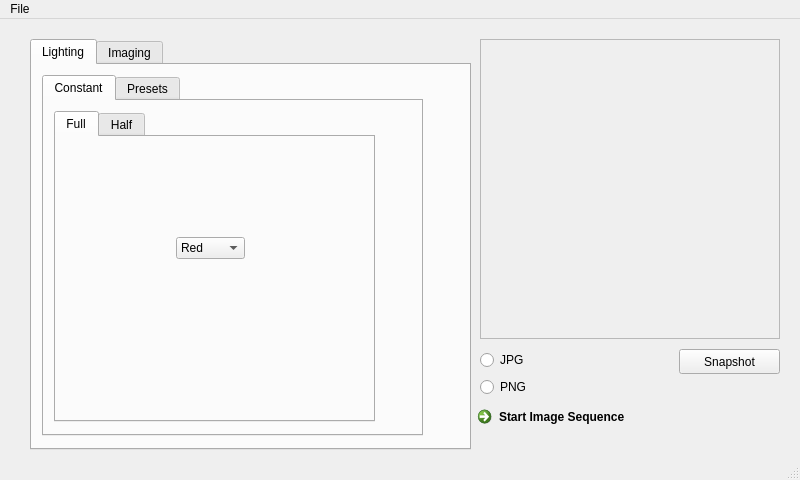
The window that _ui/FlashLapse_CP.ui (CoSE-Jerry/Flashlapse_NEO) describes before a commit, drawn with Qt 5.
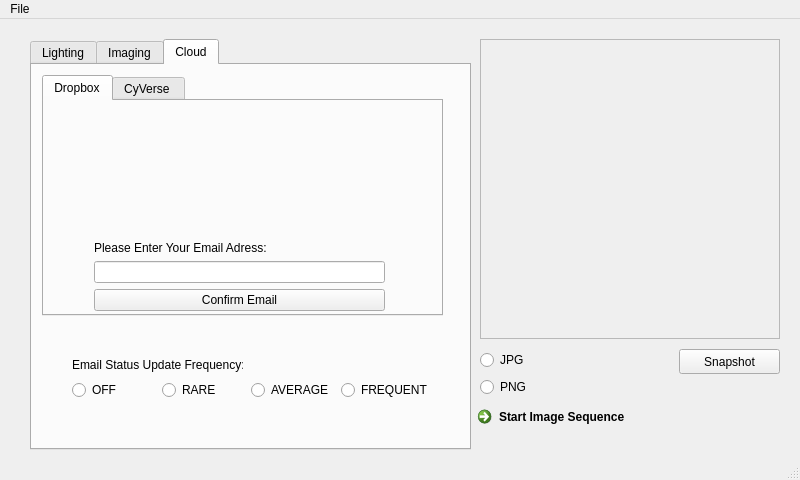
The same window after the commit. Icons and pictures are not drawn.

Commit message:
Cloud Options added
Dropbox and CyVerse added

The edit to the form file:
```diff
--- a/_ui/FlashLapse_CP.ui
+++ b/_ui/FlashLapse_CP.ui
@@ -98,7 +98,7 @@
      </rect>
     </property>
     <property name="currentIndex">
-     <number>0</number>
+     <number>2</number>
     </property>
     <widget class="QWidget" name="Lighting">
      <attribute name="title">
@@ -747,6 +747,209 @@
       </layout>
      </widget>
     </widget>
+    <widget class="QWidget" name="Cloud">
+     <attribute name="title">
+      <string>Cloud</string>
+     </attribute>
+     <widget class="QTabWidget" name="Service_Select">
+      <property name="geometry">
+       <rect>
+        <x>10</x>
+        <y>10</y>
+        <width>401</width>
+        <height>241</height>
+       </rect>
+      </property>
+      <property name="currentIndex">
+       <number>0</number>
+      </property>
+      <widget class="QWidget" name="Dropbox">
+       <attribute name="title">
+        <string>Dropbox</string>
+       </attribute>
+       <widget class="QLabel" name="label">
+        <property name="geometry">
+         <rect>
+          <x>60</x>
+          <y>10</y>
+          <width>271</width>
+          <height>140</height>
+         </rect>
+        </property>
+        <property name="text">
+         <string/>
+        </property>
+        <property name="pixmap">
+         <pixmap>../_image/DropBox.png</pixmap>
+        </property>
+        <property name="scaledContents">
+         <bool>true</bool>
+        </property>
+       </widget>
+       <widget class="QWidget" name="verticalLayoutWidget_2">
+        <property name="geometry">
+         <rect>
+          <x>50</x>
+          <y>130</y>
+          <width>291</width>
+          <height>80</height>
+         </rect>
+        </property>
+        <layout class="QVBoxLayout" name="verticalLayout_9">
+         <item>
+          <spacer name="verticalSpacer_2">
+           <property name="orientation">
+            <enum>Qt::Vertical</enum>
+           </property>
+           <property name="sizeHint" stdset="0">
+            <size>
+             <width>20</width>
+             <height>40</height>
+            </size>
+           </property>
+          </spacer>
+         </item>
+         <item>
+          <widget class="QLabel" name="Dropbox_Email_Prompt">
+           <property name="text">
+            <string>Please Enter Your Email Adress: </string>
+           </property>
+          </widget>
+         </item>
+         <item>
+          <widget class="QLineEdit" name="Drop_Box_Email"/>
+         </item>
+         <item>
+          <widget class="QPushButton" name="Dropbox_Confirm">
+           <property name="text">
+            <string>Confirm Email</string>
+           </property>
+          </widget>
+         </item>
+        </layout>
+       </widget>
+      </widget>
+      <widget class="QWidget" name="CyVerse">
+       <attribute name="title">
+        <string>CyVerse </string>
+       </attribute>
+       <widget class="QLabel" name="label_2">
+        <property name="geometry">
+         <rect>
+          <x>60</x>
+          <y>50</y>
+          <width>281</width>
+          <height>61</height>
+         </rect>
+        </property>
+        <property name="text">
+         <string/>
+        </property>
+        <property name="pixmap">
+         <pixmap>../_image/cyverse_logo.png</pixmap>
+        </property>
+        <property name="scaledContents">
+         <bool>true</bool>
+        </property>
+       </widget>
+       <widget class="QWidget" name="verticalLayoutWidget_3">
+        <property name="geometry">
+         <rect>
+          <x>50</x>
+          <y>130</y>
+          <width>291</width>
+          <height>80</height>
+         </rect>
+        </property>
+        <layout class="QVBoxLayout" name="verticalLayout_10">
+         <item>
+          <spacer name="verticalSpacer_3">
+           <property name="orientation">
+            <enum>Qt::Vertical</enum>
+           </property>
+           <property name="sizeHint" stdset="0">
+            <size>
+             <width>20</width>
+             <height>40</height>
+            </size>
+           </property>
+          </spacer>
+         </item>
+         <item>
+          <widget class="QLabel" name="CyVerse_Email_Prompt">
+           <property name="text">
+            <string>Please Enter Your CyVerse Email Adress:</string>
+           </property>
+          </widget>
+         </item>
+         <item>
+          <widget class="QLineEdit" name="CyVerse_Email"/>
+         </item>
+         <item>
+          <widget class="QPushButton" name="CyVerse_Confirm">
+           <property name="text">
+            <string>Confirm Email</string>
+           </property>
+          </widget>
+         </item>
+        </layout>
+       </widget>
+      </widget>
+     </widget>
+     <widget class="QWidget" name="horizontalLayoutWidget">
+      <property name="geometry">
+       <rect>
+        <x>40</x>
+        <y>310</y>
+        <width>361</width>
+        <height>31</height>
+       </rect>
+      </property>
+      <layout class="QHBoxLayout" name="horizontalLayout_6">
+       <item>
+        <widget class="QRadioButton" name="Frequency_off">
+         <property name="text">
+          <string>OFF</string>
+         </property>
+        </widget>
+       </item>
+       <item>
+        <widget class="QRadioButton" name="Frequency_rare">
+         <property name="text">
+          <string>RARE</string>
+         </property>
+        </widget>
+       </item>
+       <item>
+        <widget class="QRadioButton" name="radioButton_4">
+         <property name="text">
+          <string>AVERAGE</string>
+         </property>
+        </widget>
+       </item>
+       <item>
+        <widget class="QRadioButton" name="radioButton">
+         <property name="text">
+          <string>FREQUENT</string>
+         </property>
+        </widget>
+       </item>
+      </layout>
+     </widget>
+     <widget class="QLabel" name="Email_Update_Prompt">
+      <property name="geometry">
+       <rect>
+        <x>40</x>
+        <y>290</y>
+        <width>171</width>
+        <height>20</height>
+       </rect>
+      </property>
+      <property name="text">
+       <string>Email Status Update Frequency:</string>
+      </property>
+     </widget>
+    </widget>
    </widget>
    <widget class="QCommandLinkButton" name="Start_Imaging">
     <property name="geometry">
```
The commit also changes 5 other files.
